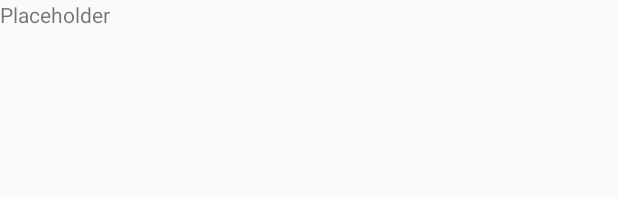
After one commit to MissNalgas/Leaves, an Android app: the layout menu_layout.xml on its own in the app's theme, with its tools: preview values and no code run, on a phone screen of 412 x 824 dp. The commit adds this screen. Shown: the top 197 px of the screen. Run offline under Robolectric (Android 15) with nearby library versions, the phone set to English and light mode, and no system bars; network calls fail.

Commit message:
Added third fragment

```diff
--- a/app/src/main/java/com/missnalgas/phr2/MainActivity.kt
+++ b/app/src/main/java/com/missnalgas/phr2/MainActivity.kt
@@ -21,7 +21,7 @@ class MainActivity : AppCompatActivity() {
     private val viewModel : MainViewModel by lazy {
         return@lazy ViewModelProvider(this, viewModelFactory).get(MainViewModel::class.java)
     }
-    private var data = Phrase("The Lopen", "Getting some data for you.", "Mssn")
+    private var data = Phrase("Loading...", "Getting some data for you.", "Mssn")
 
     private val pageChangeListener : ViewPager.OnPageChangeListener by lazy {
         object : ViewPager.OnPageChangeListener {
--- /dev/null
+++ b/app/src/main/java/com/missnalgas/phr2/viewmodel/FragmentStyle.kt
@@ -0,0 +1,4 @@
+package com.missnalgas.phr2.viewmodel
+
+class FragmentStyle(val colors : IntArray) {
+}
--- /dev/null
+++ b/app/src/main/res/layout/menu_layout.xml
@@ -0,0 +1,11 @@
+<?xml version="1.0" encoding="utf-8"?>
+<androidx.constraintlayout.widget.ConstraintLayout
+    xmlns:android="http://schemas.android.com/apk/res/android" android:layout_width="match_parent"
+    android:layout_height="match_parent">
+
+    <TextView
+        android:layout_width="match_parent"
+        android:layout_height="match_parent"
+        android:text="Placeholder"/>
+
+</androidx.constraintlayout.widget.ConstraintLayout>
```
Also changed, not shown: app/src/main/java/com/missnalgas/phr2/viewmodel/MainViewModel.kt (+13 -6 lines), app/src/main/java/com/missnalgas/phr2/viewpager/ViewAdapter.kt (+5 -2 lines), app/src/main/java/com/missnalgas/phr2/viewpager/fragments/MenuFragment.kt (added, +18 -0 lines).
